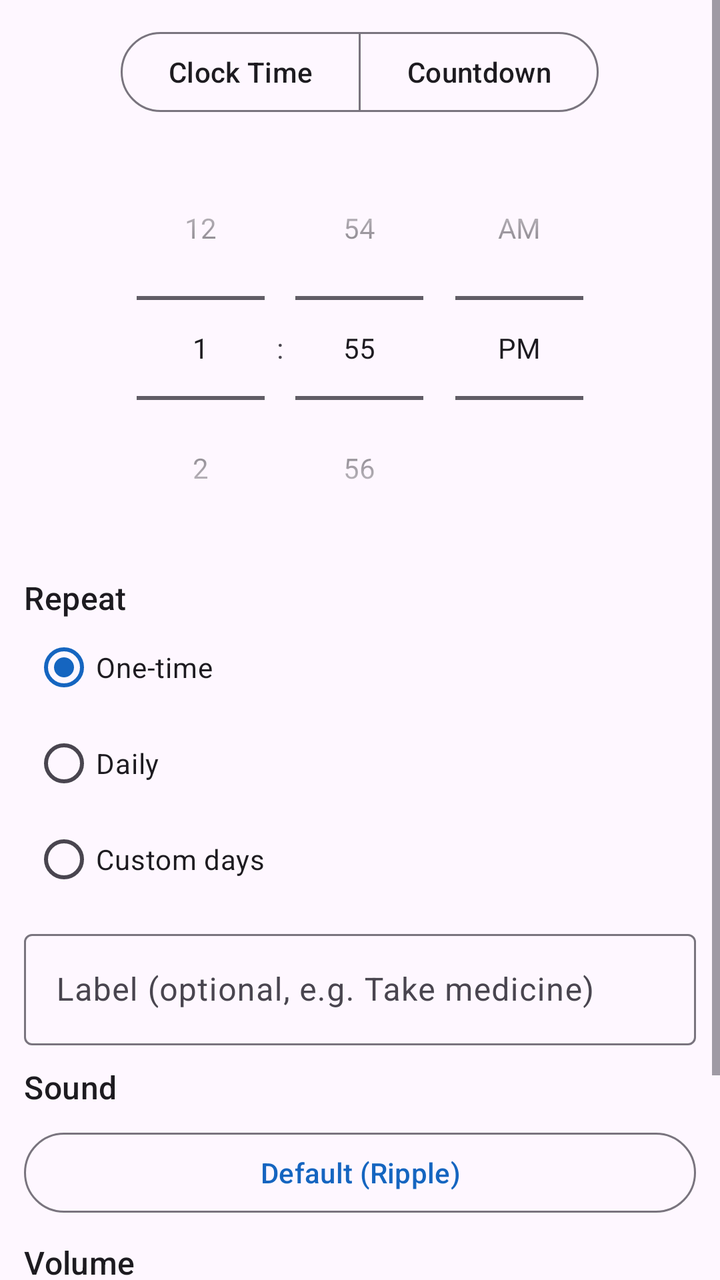
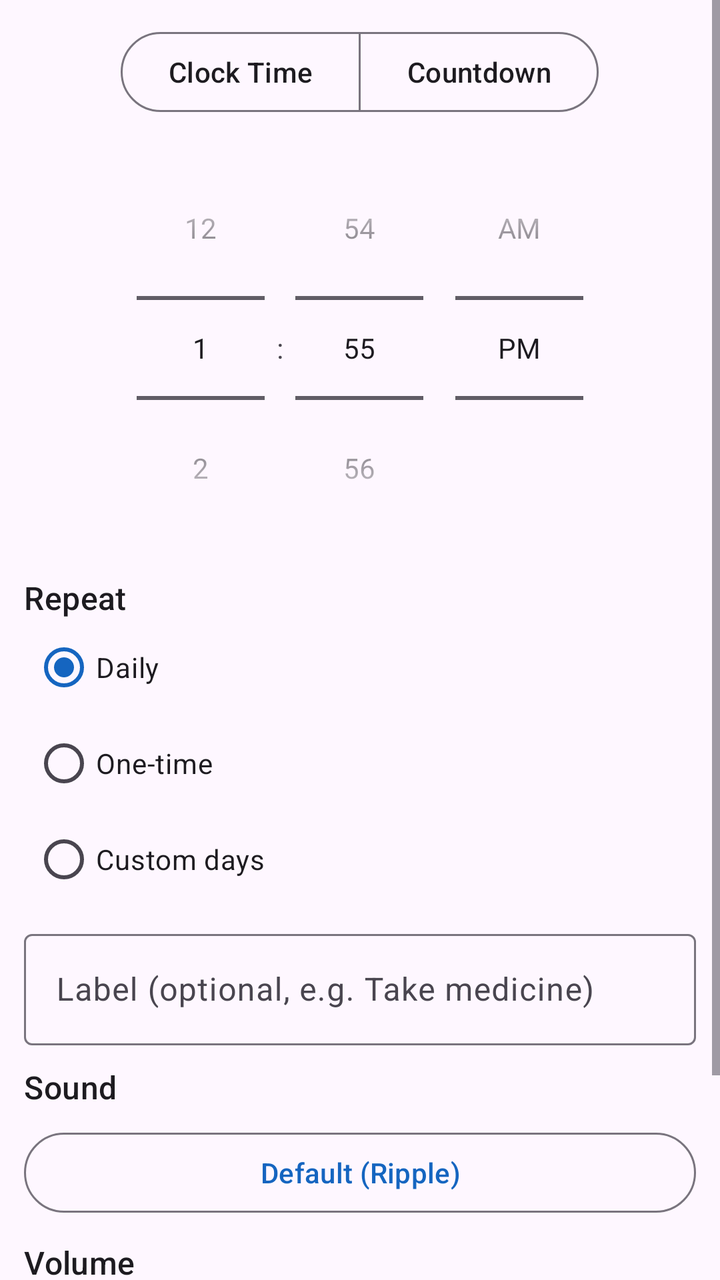

An Android layout rendered at two revisions. The XML below is the earlier revision; the diff shows what the commit changed to produce the second picture.
<!-- AndroidManifest.xml: application theme Theme.ChimeReminder -->
<!-- res/layout/fragment_add_edit_reminder.xml -->
<?xml version="1.0" encoding="utf-8"?>
<ScrollView xmlns:android="http://schemas.android.com/apk/res/android"
    xmlns:app="http://schemas.android.com/apk/res-auto"
    android:layout_width="match_parent"
    android:layout_height="match_parent">

    <LinearLayout
        android:layout_width="match_parent"
        android:layout_height="wrap_content"
        android:orientation="vertical"
        android:padding="12dp">

        
        <com.google.android.material.button.MaterialButtonToggleGroup
            android:id="@+id/modeToggleGroup"
            android:layout_width="wrap_content"
            android:layout_height="wrap_content"
            android:layout_gravity="center_horizontal"
            android:layout_marginBottom="8dp"
            app:selectionRequired="true"
            app:singleSelection="true">

            <com.google.android.material.button.MaterialButton
                android:id="@+id/modeClockButton"
                style="@style/Widget.Material3.Button.OutlinedButton"
                android:layout_width="wrap_content"
                android:layout_height="wrap_content"
                android:text="@string/mode_clock" />

            <com.google.android.material.button.MaterialButton
                android:id="@+id/modeCountdownButton"
                style="@style/Widget.Material3.Button.OutlinedButton"
                android:layout_width="wrap_content"
                android:layout_height="wrap_content"
                android:text="@string/mode_countdown" />

        </com.google.android.material.button.MaterialButtonToggleGroup>

        
        <LinearLayout
            android:id="@+id/clockSection"
            android:layout_width="match_parent"
            android:layout_height="wrap_content"
            android:orientation="vertical">

            <TimePicker
                android:id="@+id/timePicker"
                android:layout_width="wrap_content"
                android:layout_height="wrap_content"
                android:layout_gravity="center_horizontal"
                android:timePickerMode="spinner" />

            <TextView
                android:layout_width="wrap_content"
                android:layout_height="wrap_content"
                android:layout_marginTop="8dp"
                android:text="@string/repeat_label"
                android:textAppearance="?attr/textAppearanceTitleMedium" />

            <RadioGroup
                android:id="@+id/repeatGroup"
                android:layout_width="wrap_content"
                android:layout_height="wrap_content"
                android:layout_marginStart="4dp">

                <RadioButton
                    android:id="@+id/repeatOnce"
                    android:layout_width="wrap_content"
                    android:layout_height="wrap_content"
                    android:checked="true"
                    android:text="@string/repeat_once" />

                <RadioButton
                    android:id="@+id/repeatDaily"
                    android:layout_width="wrap_content"
                    android:layout_height="wrap_content"
                    android:text="@string/repeat_daily" />

                <RadioButton
                    android:id="@+id/repeatCustom"
                    android:layout_width="wrap_content"
                    android:layout_height="wrap_content"
                    android:text="@string/repeat_custom" />

            </RadioGroup>

            <com.google.android.material.chip.ChipGroup
                android:id="@+id/customDaysGroup"
                android:layout_width="match_parent"
                android:layout_height="wrap_content"
                android:layout_marginTop="8dp"
                android:visibility="gone">

                <com.google.android.material.chip.Chip
                    android:id="@+id/cbMon"
                    style="@style/Widget.Material3.Chip.Filter"
                    android:layout_width="wrap_content"
                    android:layout_height="wrap_content"
                    app:checkedIconVisible="false"
                    android:text="@string/day_mon" />

                <com.google.android.material.chip.Chip
                    android:id="@+id/cbTue"
                    style="@style/Widget.Material3.Chip.Filter"
                    android:layout_width="wrap_content"
                    android:layout_height="wrap_content"
                    app:checkedIconVisible="false"
                    android:text="@string/day_tue" />

                <com.google.android.material.chip.Chip
                    android:id="@+id/cbWed"
                    style="@style/Widget.Material3.Chip.Filter"
                    android:layout_width="wrap_content"
                    android:layout_height="wrap_content"
                    app:checkedIconVisible="false"
                    android:text="@string/day_wed" />

                <com.google.android.material.chip.Chip
                    android:id="@+id/cbThu"
                    style="@style/Widget.Material3.Chip.Filter"
                    android:layout_width="wrap_content"
                    android:layout_height="wrap_content"
                    app:checkedIconVisible="false"
                    android:text="@string/day_thu" />

                <com.google.android.material.chip.Chip
                    android:id="@+id/cbFri"
                    style="@style/Widget.Material3.Chip.Filter"
                    android:layout_width="wrap_content"
                    android:layout_height="wrap_content"
                    app:checkedIconVisible="false"
                    android:text="@string/day_fri" />

                <com.google.android.material.chip.Chip
                    android:id="@+id/cbSat"
                    style="@style/Widget.Material3.Chip.Filter"
                    android:layout_width="wrap_content"
                    android:layout_height="wrap_content"
                    app:checkedIconVisible="false"
                    android:text="@string/day_sat" />

                <com.google.android.material.chip.Chip
                    android:id="@+id/cbSun"
                    style="@style/Widget.Material3.Chip.Filter"
                    android:layout_width="wrap_content"
                    android:layout_height="wrap_content"
                    app:checkedIconVisible="false"
                    android:text="@string/day_sun" />

            </com.google.android.material.chip.ChipGroup>

            <TextView
                android:id="@+id/customDaysError"
                android:layout_width="wrap_content"
                android:layout_height="wrap_content"
                android:layout_marginStart="4dp"
                android:text="@string/custom_days_error"
                android:textColor="?attr/colorError"
                android:visibility="gone" />

        </LinearLayout>

        
        <LinearLayout
            android:id="@+id/countdownSection"
            android:layout_width="match_parent"
            android:layout_height="wrap_content"
            android:layout_marginTop="8dp"
            android:orientation="vertical"
            android:visibility="gone">

            <TextView
                android:layout_width="wrap_content"
                android:layout_height="wrap_content"
                android:layout_marginBottom="8dp"
                android:text="@string/countdown_label"
                android:textAppearance="?attr/textAppearanceTitleMedium" />

            <LinearLayout
                android:layout_width="match_parent"
                android:layout_height="wrap_content"
                android:orientation="horizontal">

                <com.google.android.material.textfield.TextInputLayout
                    android:layout_width="0dp"
                    android:layout_height="wrap_content"
                    android:layout_weight="1"
                    android:layout_marginEnd="8dp"
                    android:hint="@string/countdown_hours"
                    style="@style/Widget.Material3.TextInputLayout.OutlinedBox">

                    <com.google.android.material.textfield.TextInputEditText
                        android:id="@+id/countdownHours"
                        android:layout_width="match_parent"
                        android:layout_height="wrap_content"
                        android:inputType="number"
                        android:maxLength="2"
                        android:text="0" />

                </com.google.android.material.textfield.TextInputLayout>

                <com.google.android.material.textfield.TextInputLayout
                    android:layout_width="0dp"
                    android:layout_height="wrap_content"
                    android:layout_weight="1"
                    android:layout_marginStart="8dp"
                    android:hint="@string/countdown_minutes"
                    style="@style/Widget.Material3.TextInputLayout.OutlinedBox">

                    <com.google.android.material.textfield.TextInputEditText
                        android:id="@+id/countdownMinutes"
                        android:layout_width="match_parent"
                        android:layout_height="wrap_content"
                        android:inputType="number"
                        android:maxLength="2"
                        android:text="10" />

                </com.google.android.material.textfield.TextInputLayout>

            </LinearLayout>

            <TextView
                android:id="@+id/countdownError"
                android:layout_width="wrap_content"
                android:layout_height="wrap_content"
                android:layout_marginTop="4dp"
                android:text="@string/countdown_error"
                android:textColor="?attr/colorError"
                android:visibility="gone" />

        </LinearLayout>

        
        <com.google.android.material.textfield.TextInputLayout
            android:layout_width="match_parent"
            android:layout_height="wrap_content"
            android:layout_marginTop="8dp"
            android:hint="@string/label_hint"
            style="@style/Widget.Material3.TextInputLayout.OutlinedBox">

            <com.google.android.material.textfield.TextInputEditText
                android:id="@+id/labelInput"
                android:layout_width="match_parent"
                android:layout_height="wrap_content"
                android:inputType="textCapSentences"
                android:maxLines="1" />

        </com.google.android.material.textfield.TextInputLayout>

        <TextView
            android:layout_width="wrap_content"
            android:layout_height="wrap_content"
            android:layout_marginTop="10dp"
            android:text="@string/sound_label"
            android:textAppearance="?attr/textAppearanceTitleMedium" />

        <com.google.android.material.button.MaterialButton
            android:id="@+id/soundButton"
            style="@style/Widget.Material3.Button.OutlinedButton"
            android:layout_width="match_parent"
            android:layout_height="wrap_content"
            android:layout_marginTop="8dp"
            android:text="@string/sound_default" />

        <TextView
            android:layout_width="wrap_content"
            android:layout_height="wrap_content"
            android:layout_marginTop="10dp"
            android:text="@string/volume_label"
            android:textAppearance="?attr/textAppearanceTitleMedium" />

        <com.google.android.material.slider.Slider
            android:id="@+id/volumeSlider"
            android:layout_width="match_parent"
            android:layout_height="wrap_content"
            android:stepSize="1"
            android:value="7"
            android:valueFrom="0"
            android:valueTo="15" />

        <com.google.android.material.button.MaterialButton
            android:id="@+id/saveButton"
            android:layout_width="match_parent"
            android:layout_height="wrap_content"
            android:layout_marginTop="12dp"
            android:text="@string/save" />

        <com.google.android.material.button.MaterialButton
            android:id="@+id/deleteButton"
            style="@style/Widget.Material3.Button.OutlinedButton"
            android:layout_width="match_parent"
            android:layout_height="wrap_content"
            android:layout_marginTop="8dp"
            android:text="@string/delete"
            android:visibility="gone" />

    </LinearLayout>

</ScrollView>
<!-- resources referenced by this layout -->
<resources>
  <string name="countdown_error">Set at least 1 minute</string>
  <string name="countdown_hours">Hours</string>
  <string name="countdown_label">Remind me in</string>
  <string name="countdown_minutes">Minutes</string>
  <string name="custom_days_error">Select at least one day</string>
  <string name="day_fri">Fri</string>
  <string name="day_mon">Mon</string>
  <string name="day_sat">Sat</string>
  <string name="day_sun">Sun</string>
  <string name="day_thu">Thu</string>
  <string name="day_tue">Tue</string>
  <string name="day_wed">Wed</string>
  <string name="delete">Delete</string>
  <string name="label_hint">Label (optional, e.g. Take medicine)</string>
  <string name="mode_clock">Clock Time</string>
  <string name="mode_countdown">Countdown</string>
  <string name="repeat_custom">Custom days</string>
  <string name="repeat_daily">Daily</string>
  <string name="repeat_label">Repeat</string>
  <string name="repeat_once">One-time</string>
  <string name="save">Save</string>
  <string name="sound_default">Default (Ripple)</string>
  <string name="sound_label">Sound</string>
  <string name="volume_label">Volume</string>
  <style name="Theme.ChimeReminder" parent="Theme.Material3.DayNight.NoActionBar">
          <item name="colorPrimary">@color/primary</item>
          <item name="colorSecondary">@color/secondary</item>
      </style>
  <color name="primary">#1565C0</color>
  <color name="secondary">#455A64</color>
</resources>

<!-- the commit's change to res/layout/fragment_add_edit_reminder.xml (unified diff, before → after) -->
@@ -64,17 +64,17 @@
                 android:layout_marginStart="4dp">
 
                 <RadioButton
+                    android:id="@+id/repeatDaily"
+                    android:layout_width="wrap_content"
+                    android:layout_height="wrap_content"
+                    android:checked="true"
+                    android:text="@string/repeat_daily" />
+
+                <RadioButton
                     android:id="@+id/repeatOnce"
                     android:layout_width="wrap_content"
                     android:layout_height="wrap_content"
-                    android:checked="true"
                     android:text="@string/repeat_once" />
-
-                <RadioButton
-                    android:id="@+id/repeatDaily"
-                    android:layout_width="wrap_content"
-                    android:layout_height="wrap_content"
-                    android:text="@string/repeat_daily" />
 
                 <RadioButton
                     android:id="@+id/repeatCustom"
